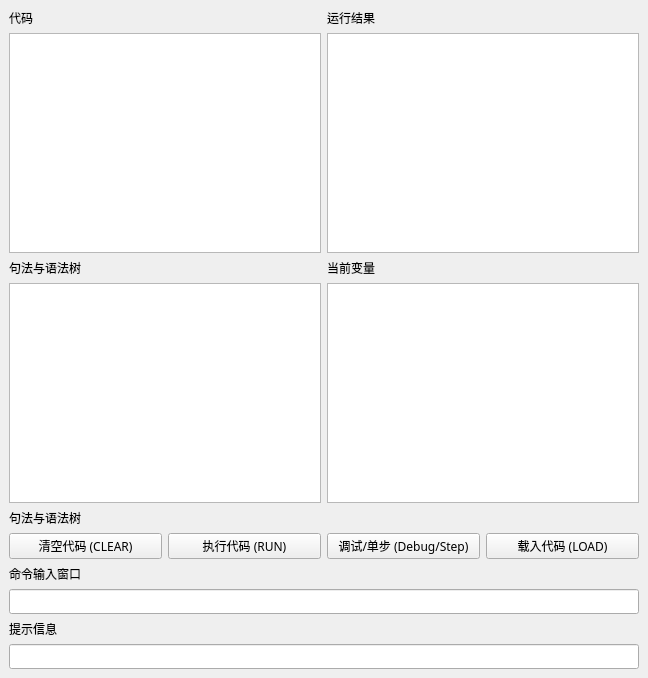
This is SE2322_HighLevelDataStructure/20210327_minimalBasic/MainWindow.ui in echo-xiao9/SJTU-SE-Sophomore as Qt 5 draws it before an edit. The edited form follows.
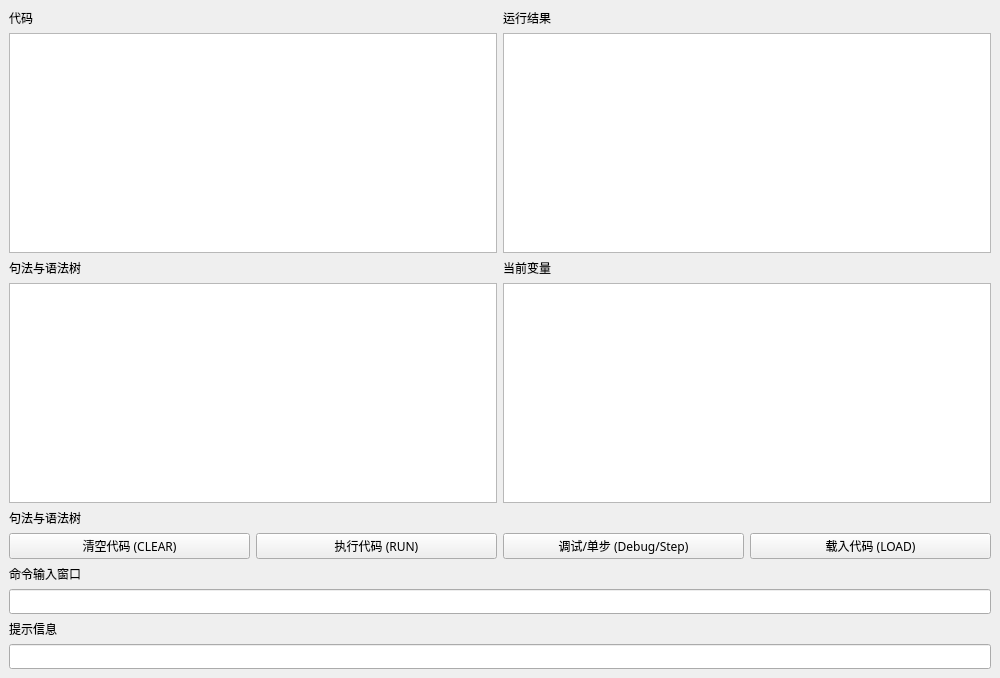
This is the edited form.

Diff of the .ui file:
```diff
--- a/SE2322_HighLevelDataStructure/20210327_minimalBasic/MainWindow.ui
+++ b/SE2322_HighLevelDataStructure/20210327_minimalBasic/MainWindow.ui
@@ -6,7 +6,7 @@
    <rect>
     <x>0</x>
     <y>0</y>
-    <width>648</width>
+    <width>1000</width>
     <height>678</height>
    </rect>
   </property>
```
Left out of the diff: 2 changed lines with no effect on the pictures.
